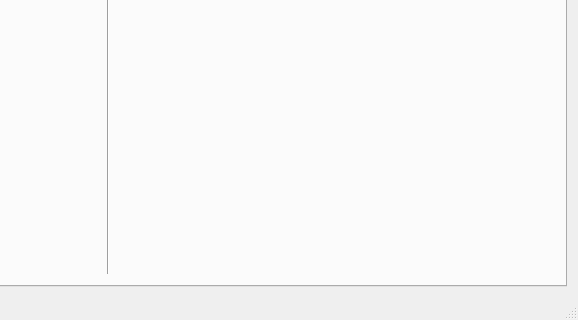
First picture: the form in crispy_chainsaw/mainwindow.ui, repository ViryBe/crispy_chainsaw, before the edit; both pictures show x 424 to 1002 and y 402 to 722 of the 1002 by 722 pixel window.
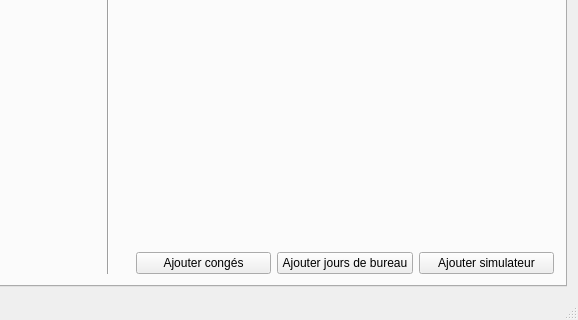
Second picture: the form after the edit. The open tabs and pages were chosen to show the change.

Commit message: (+) Boutons gestion planning pilote

```diff
--- a/crispy_chainsaw/mainwindow.ui
+++ b/crispy_chainsaw/mainwindow.ui
@@ -1012,6 +1012,31 @@
             </property>
            </spacer>
           </item>
+          <item>
+           <layout class="QHBoxLayout" name="horizontalLayout_16">
+            <item>
+             <widget class="QPushButton" name="vacancesButton">
+              <property name="text">
+               <string>Ajouter congés</string>
+              </property>
+             </widget>
+            </item>
+            <item>
+             <widget class="QPushButton" name="officeButton">
+              <property name="text">
+               <string>Ajouter jours de bureau</string>
+              </property>
+             </widget>
+            </item>
+            <item>
+             <widget class="QPushButton" name="simuButton">
+              <property name="text">
+               <string>Ajouter simulateur</string>
+              </property>
+             </widget>
+            </item>
+           </layout>
+          </item>
          </layout>
         </item>
        </layout>
```
Left out of the diff: 4 changed lines with no effect on the pictures.
